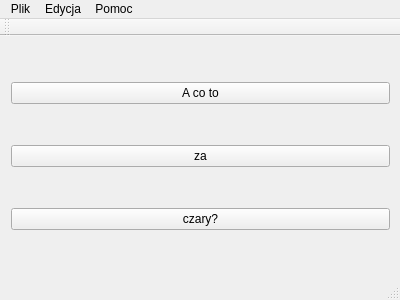
Old version of the form Kod/GUI/GUIExample/mainwindow.ui in the repository MistrzowieKodowania/cPlusPlusMaterials.
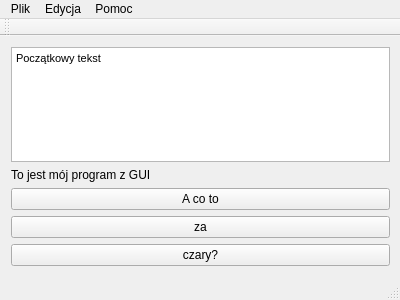
New version of the form.

What changed in the file:
```diff
--- a/Kod/GUI/GUIExample/mainwindow.ui
+++ b/Kod/GUI/GUIExample/mainwindow.ui
@@ -24,27 +24,45 @@
      </rect>
     </property>
     <layout class="QGridLayout" name="gridLayout">
-     <item row="1" column="0">
+     <item row="3" column="0">
       <widget class="QPushButton" name="pushButton_2">
        <property name="text">
         <string>za</string>
        </property>
       </widget>
      </item>
-     <item row="0" column="0">
+     <item row="2" column="0">
       <widget class="QPushButton" name="pushButton">
        <property name="text">
         <string>A co to</string>
        </property>
       </widget>
      </item>
-     <item row="2" column="0">
+     <item row="4" column="0">
       <widget class="QPushButton" name="pushButton_3">
        <property name="text">
         <string>czary?</string>
        </property>
       </widget>
      </item>
+     <item row="1" column="0">
+      <widget class="QLabel" name="label">
+       <property name="text">
+        <string>To jest mój program z GUI</string>
+       </property>
+      </widget>
+     </item>
+     <item row="0" column="0">
+      <widget class="QTextEdit" name="mainText">
+       <property name="html">
+        <string>&lt;!DOCTYPE HTML PUBLIC &quot;-//W3C//DTD HTML 4.0//EN&quot; &quot;http://www.w3.org/TR/REC-html40/strict.dtd&quot;&gt;
+&lt;html&gt;&lt;head&gt;&lt;meta name=&quot;qrichtext&quot; content=&quot;1&quot; /&gt;&lt;style type=&quot;text/css&quot;&gt;
+p, li { white-space: pre-wrap; }
+&lt;/style&gt;&lt;/head&gt;&lt;body style=&quot; font-family:'MS Shell Dlg 2'; font-size:8.25pt; font-weight:400; font-style:normal;&quot;&gt;
+&lt;p style=&quot; margin-top:0px; margin-bottom:0px; margin-left:0px; margin-right:0px; -qt-block-indent:0; text-indent:0px;&quot;&gt;Początkowy tekst&lt;/p&gt;&lt;/body&gt;&lt;/html&gt;</string>
+       </property>
+      </widget>
+     </item>
     </layout>
    </widget>
   </widget>
```
Left out of the diff: 3 changed lines with no effect on the pictures.
